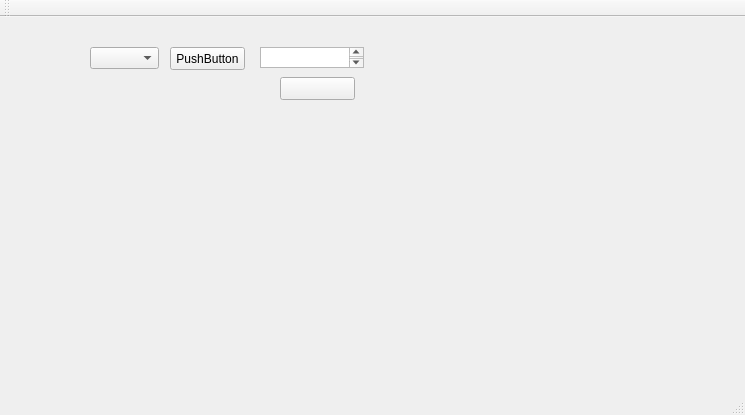
First picture: the form in Background_Color/mainwindow.ui, repository bandaostart/N-XTU, before the edit.
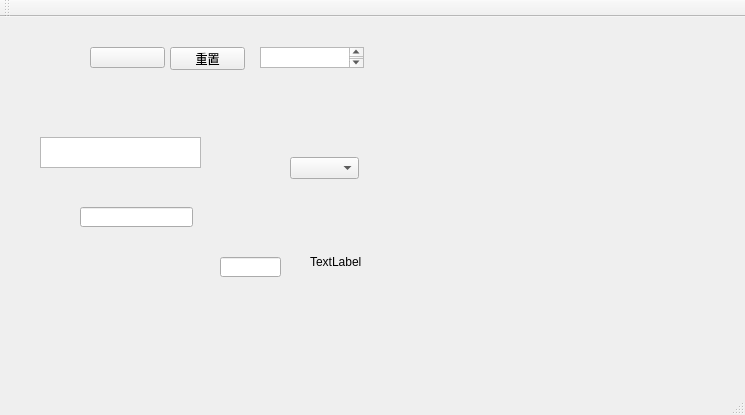
Second picture: the form after the edit.

Diff of the .ui file:
```diff
--- a/Background_Color/mainwindow.ui
+++ b/Background_Color/mainwindow.ui
@@ -24,7 +24,7 @@
      </rect>
     </property>
     <property name="text">
-     <string>PushButton</string>
+     <string>重置</string>
     </property>
    </widget>
    <widget class="QTextEdit" name="textEdit">
@@ -40,26 +40,72 @@
    <widget class="QPushButton" name="colorButton">
     <property name="geometry">
      <rect>
-      <x>280</x>
-      <y>60</y>
+      <x>90</x>
+      <y>30</y>
       <width>75</width>
-      <height>23</height>
+      <height>21</height>
      </rect>
     </property>
     <property name="text">
-     <string>     </string>
+     <string>               </string>
     </property>
    </widget>
    <widget class="QComboBox" name="comboBox">
     <property name="geometry">
      <rect>
-      <x>90</x>
-      <y>30</y>
+      <x>290</x>
+      <y>140</y>
       <width>69</width>
       <height>22</height>
      </rect>
     </property>
    </widget>
+   <widget class="QLineEdit" name="lineEdit">
+    <property name="geometry">
+     <rect>
+      <x>80</x>
+      <y>190</y>
+      <width>113</width>
+      <height>20</height>
+     </rect>
+    </property>
+   </widget>
+   <widget class="QLineEdit" name="lineEdit_2">
+    <property name="geometry">
+     <rect>
+      <x>220</x>
+      <y>240</y>
+      <width>61</width>
+      <height>20</height>
+     </rect>
+    </property>
+   </widget>
+   <widget class="QLabel" name="label">
+    <property name="geometry">
+     <rect>
+      <x>310</x>
+      <y>230</y>
+      <width>81</width>
+      <height>31</height>
+     </rect>
+    </property>
+    <property name="focusPolicy">
+     <enum>Qt::StrongFocus</enum>
+    </property>
+    <property name="text">
+     <string>TextLabel</string>
+    </property>
+   </widget>
+   <widget class="QGraphicsView" name="graphicsView">
+    <property name="geometry">
+     <rect>
+      <x>40</x>
+      <y>120</y>
+      <width>161</width>
+      <height>31</height>
+     </rect>
+    </property>
+   </widget>
   </widget>
   <widget class="QMenuBar" name="menuBar">
    <property name="geometry">
```
